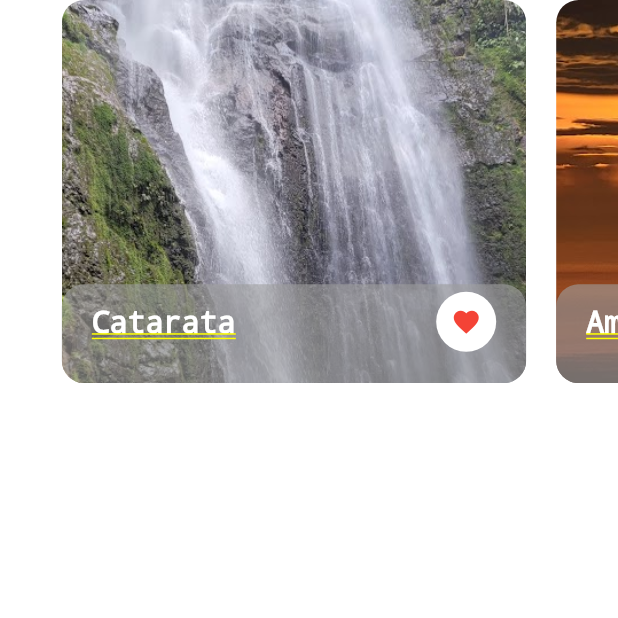
After one commit to Josoro/Travel-App, a Flutter app: the CardsPlaces screen opened by its route, on a phone screen of 412 x 824 dp, the top half of it. The commit adds this screen. Run offline on Flutter 3.47's test engine with Material 2 defaults, Android fonts, the phone set to English and light mode, and no system bars; our stand-ins replace google_fonts; network calls fail.

```diff
--- a/lib/main.dart
+++ b/lib/main.dart
@@ -1,6 +1,7 @@
 import 'package:flutter/material.dart';
 import 'package:flutter/services.dart';
 import 'package:travel_app/src/screens/screens.dart';
+import 'package:travel_app/src/theme/my_theme.dart';
 
 import 'src/routes/routes.dart';
 
@@ -25,6 +26,7 @@ class _MyAppState extends State<MyApp> {
   Widget build(BuildContext context) {
     return MaterialApp(
       debugShowCheckedModeBanner: false,
+      theme: myTheme,
       initialRoute: WelcomeScreen.routeName,
       routes: routes,
     );
--- a/lib/src/routes/routes.dart
+++ b/lib/src/routes/routes.dart
@@ -5,6 +5,6 @@ import '../screens/screens.dart';
 final Map<String, WidgetBuilder> routes = {
   WelcomeScreen.routeName: (context) => const WelcomeScreen(),
   HomeScreens.routeName: (context) => const HomeScreens(),
-  PopularPlaces.routeName: (context) => const PopularPlaces(),
+  CardsPlaces.routeName: (context) => const CardsPlaces(),
   DetailsScreen.routeName: (context) => const DetailsScreen()
 };
--- /dev/null
+++ b/lib/src/screens/home/components/places.dart
@@ -0,0 +1,84 @@
+import 'package:flutter/material.dart';
+import 'package:travel_app/src/constanst/styles.dart';
+
+import '../../../constanst/size_config.dart';
+import '../../../models/places.dart';
+
+class CardsPlaces extends StatelessWidget {
+  static String routeName = '/popular_places';
+  const CardsPlaces({super.key});
+
+  @override
+  Widget build(BuildContext context) {
+    SizeConfig().init(context);
+    return SafeArea(
+      child: Column(
+        children: <Widget>[
+          SizedBox(
+            width: double.infinity,
+            height: SizeConfig.screenHeight! * 0.31,
+            child: Column(
+              children: [
+                Expanded(
+                    child: PageView.builder(
+                  onPageChanged: (value) {},
+                  controller:
+                      PageController(viewportFraction: 0.8, initialPage: 0),
+                  itemCount: demoPlaces.length,
+                  itemBuilder: (context, index) => Container(
+                    margin: const EdgeInsets.only(right: 20),
+                    width: double.infinity,
+                    decoration: BoxDecoration(
+                        borderRadius: BorderRadius.circular(15),
+                        image: DecorationImage(
+                            image: AssetImage(demoPlaces[index].image),
+                            fit: BoxFit.cover)),
+                    child: Column(
+                      mainAxisAlignment: MainAxisAlignment.end,
+                      children: [
+                        Container(
+                          width: double.maxFinite,
+                          height: SizeConfig.screenHeight! * 0.08,
+                          padding: const EdgeInsets.symmetric(
+                              horizontal: 20, vertical: 5),
+                          decoration: cardInfoDecoration,
+                          child: Column(
+                            crossAxisAlignment: CrossAxisAlignment.start,
+                            children: [
+                              Row(
+                                children: [
+                                  Text(
+                                    demoPlaces[index].name,
+                                    style: const TextStyle(
+                                        color: kWhite, fontSize: 20),
+                                  ),
+                                  const Spacer(),
+                                  InkWell(
+                                    onTap: () {},
+                                    child: Container(
+                                      padding: const EdgeInsets.all(10),
+                                      decoration: likedWidgetDecoration,
+                                      child: const Icon(
+                                        Icons.favorite,
+                                        color: Colors.red,
+                                        size: 20,
+                                      ),
+                                    ),
+                                  ),
+                                ],
+                              ),
+                            ],
+                          ),
+                        ),
+                      ],
+                    ),
+                  ),
+                ))
+              ],
+            ),
+          )
+        ],
+      ),
+    );
+  }
+}
--- a/lib/src/screens/screens.dart
+++ b/lib/src/screens/screens.dart
@@ -1,4 +1,6 @@
 export 'package:travel_app/src/screens/Welcome/welcome_screen.dart';
 export 'package:travel_app/src/screens/details/details_screens.dart';
+export 'package:travel_app/src/screens/home/components/category.dart';
+export 'package:travel_app/src/screens/home/components/places.dart';
 export 'package:travel_app/src/screens/home/components/popular_places.dart';
 export 'package:travel_app/src/screens/home/home_screens.dart';
--- a/lib/src/theme/my_theme.dart
+++ b/lib/src/theme/my_theme.dart
@@ -1,8 +1,5 @@
 import 'package:flutter/material.dart';
 import 'package:google_fonts/google_fonts.dart';
 
-import '../constanst/styles.dart';
-
-final myTheme = ThemeData.light().copyWith(
-    appBarTheme: const AppBarTheme(backgroundColor: kTransparent),
-    textTheme: GoogleFonts.poppinsTextTheme());
+final myTheme =
+    ThemeData.light().copyWith(textTheme: GoogleFonts.poppinsTextTheme());
```
Also changed, not shown: lib/src/constanst/styles.dart (+6 -2 lines), lib/src/screens/home/components/category.dart (added, +106 -0 lines), lib/src/screens/home/components/popular_places.dart (+19 -73 lines), lib/src/screens/home/home_screens.dart (+13 -3 lines), lib/src/widgets/custom_appbar.dart (+4 -4 lines), pubspec.yaml (+1 -6 lines).
